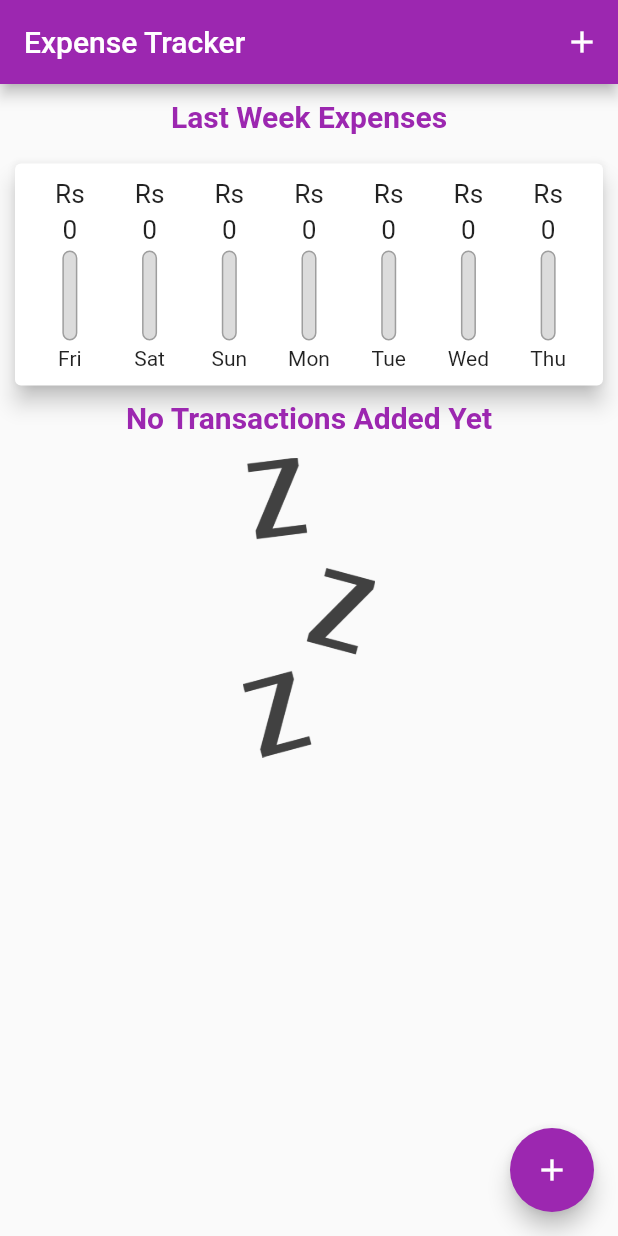
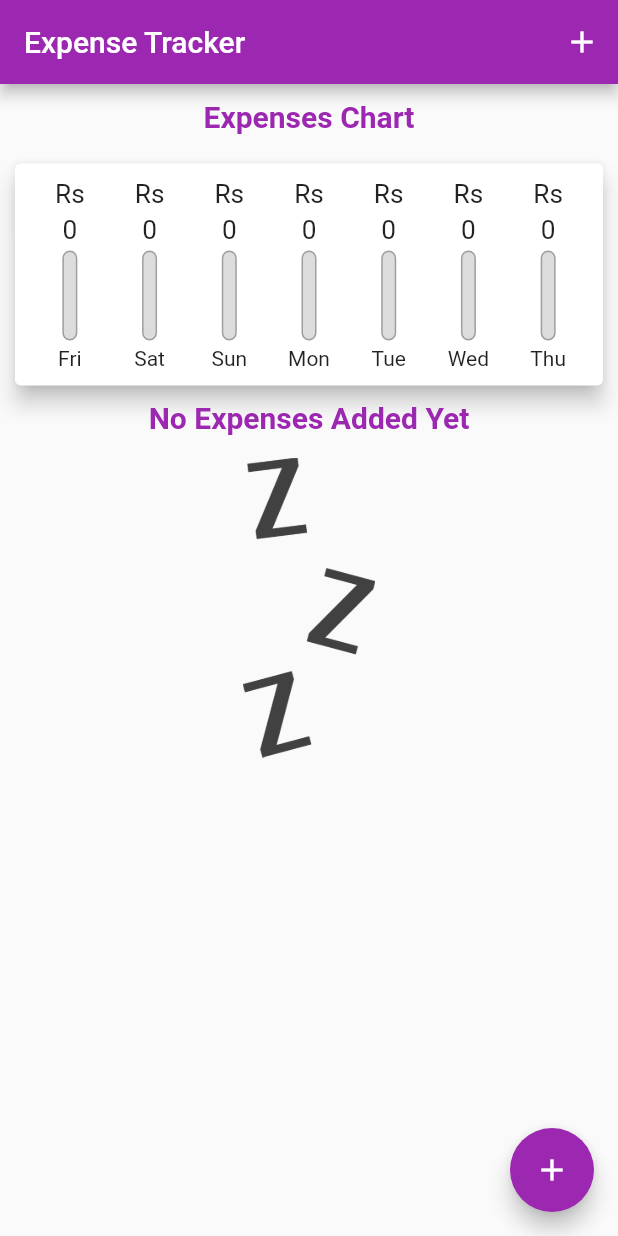
Before and after one commit to Mohsin356/expense_sheet, a Flutter app: the screen it shows after launch, on a phone screen of 412 x 824 dp. Run offline on Flutter 3.47's test engine with Material 2 defaults, Android fonts, the phone set to English and light mode, and no system bars; our stand-ins replace get.

```diff
--- a/lib/views/screens/homeScreen.dart
+++ b/lib/views/screens/homeScreen.dart
@@ -24,7 +24,7 @@ class HomePage extends StatelessWidget {
             children:  [
              const Padding(
                 padding:  EdgeInsets.all(10.0),
-                child: Text("Last Week Expenses",style: TextStyle(fontSize: 20, fontWeight: FontWeight.bold,color: UiColors.headingTxtClr)),
+                child: Text("Expenses Chart",style: TextStyle(fontSize: 20, fontWeight: FontWeight.bold,color: UiColors.headingTxtClr)),
               ),
                 Chart(),
                TransactionList(),
--- a/lib/views/widgets/transactionList.dart
+++ b/lib/views/widgets/transactionList.dart
@@ -10,7 +10,7 @@ class TransactionList extends StatelessWidget {
   Widget build(BuildContext context) {
     return Obx(() => transaction.transactionsList.isEmpty ? Column(
       children: [
-        const Text("No Transactions Added Yet",style: TextStyle(fontSize: 20, fontWeight: FontWeight.bold,color: UiColors.headingTxtClr)),
+        const Text("No Expenses Added Yet",style: TextStyle(fontSize: 20, fontWeight: FontWeight.bold,color: UiColors.headingTxtClr)),
         const SizedBox(height: 15,),
         SizedBox(
             height: 200,
```
